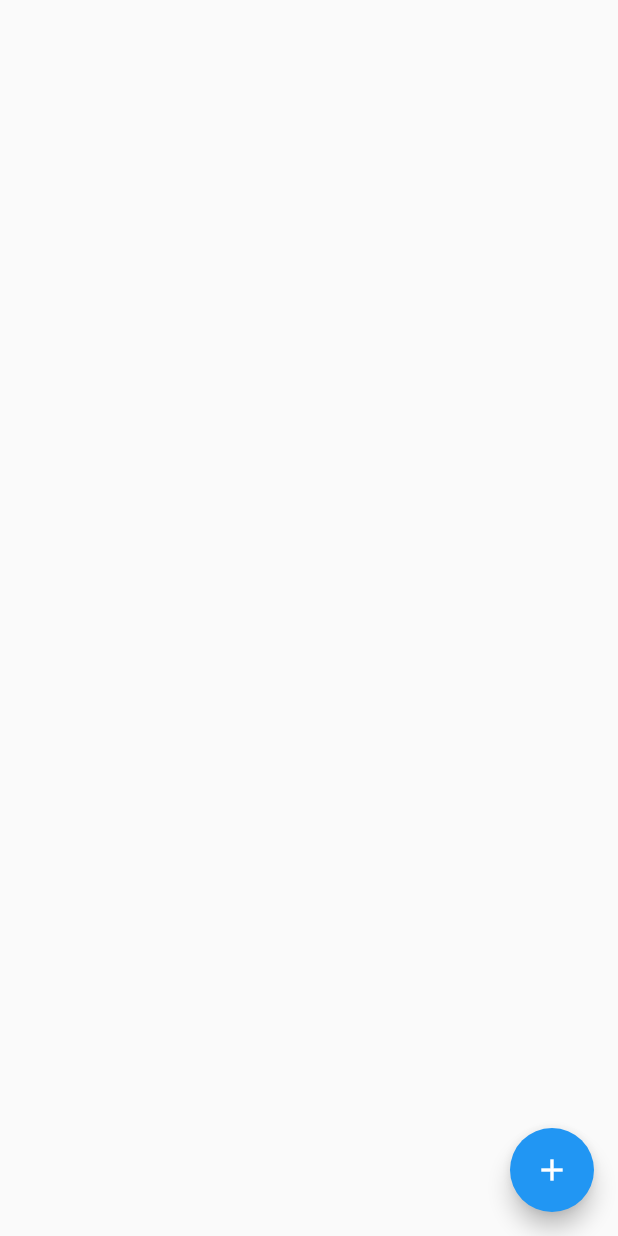
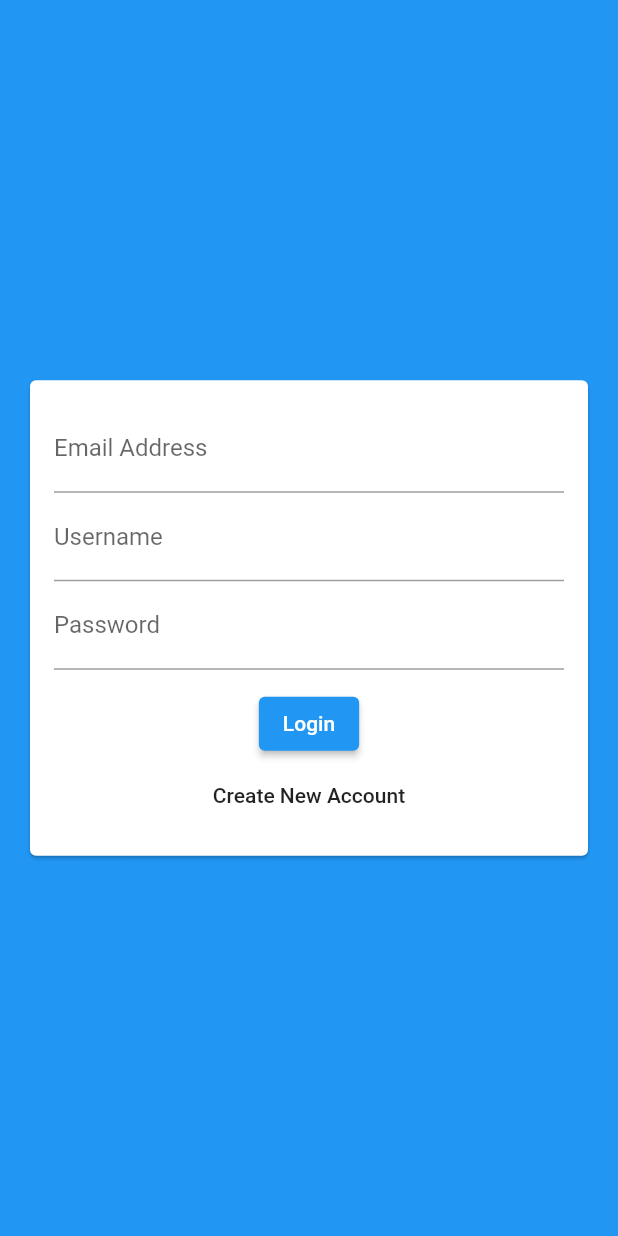
Before and after one commit to FrengkyG/learn-flutter, a Flutter app: the screen it shows after launch, on a phone screen of 412 x 824 dp. Run offline on Flutter 3.47's test engine with Material 2 defaults, Android fonts, the phone set to English and light mode, and no system bars; our stand-ins replace cached_network_image, cloud_firestore, dartz, equatable, firebase_core, flutter_local_notifications and 9 more; missing offline and left inert: android_alarm_manager_plus, app_settings; accounts and stored records are empty; generated files the repository leaves out were written again.

Commit message:
add: auth screen

```diff
--- a/Flutter The Complete Guide/06 Chat App/chat_app/lib/main.dart
+++ b/Flutter The Complete Guide/06 Chat App/chat_app/lib/main.dart
@@ -1,3 +1,4 @@
+import 'package:chat_app/screens/auth_screen.dart';
 import 'package:chat_app/screens/chat_screen.dart';
 import 'package:flutter/material.dart';
 import 'package:firebase_core/firebase_core.dart';
@@ -18,7 +19,7 @@ class MyApp extends StatelessWidget {
       theme: ThemeData(
         primarySwatch: Colors.blue,
       ),
-      home: const ChatScreen(),
+      home: const AuthScreen(),
     );
   }
 }
--- a/Flutter The Complete Guide/06 Chat App/chat_app/lib/screens/auth_screen.dart
+++ b/Flutter The Complete Guide/06 Chat App/chat_app/lib/screens/auth_screen.dart
@@ -0,0 +1,19 @@
+import 'package:chat_app/widgets/auth/auth_form.dart';
+import 'package:flutter/material.dart';
+
+class AuthScreen extends StatefulWidget {
+  const AuthScreen({Key? key}) : super(key: key);
+
+  @override
+  State<AuthScreen> createState() => _AuthScreenState();
+}
+
+class _AuthScreenState extends State<AuthScreen> {
+  @override
+  Widget build(BuildContext context) {
+    return Scaffold(
+      backgroundColor: Theme.of(context).primaryColor,
+      body: const AuthForm(),
+    );
+  }
+}
--- /dev/null
+++ b/Flutter The Complete Guide/06 Chat App/chat_app/lib/widgets/auth/auth_form.dart
@@ -0,0 +1,49 @@
+import 'package:flutter/material.dart';
+
+class AuthForm extends StatefulWidget {
+  const AuthForm({Key? key}) : super(key: key);
+
+  @override
+  State<AuthForm> createState() => _AuthFormState();
+}
+
+class _AuthFormState extends State<AuthForm> {
+  @override
+  Widget build(BuildContext context) {
+    return Center(
+      child: Card(
+        margin: const EdgeInsets.all(20),
+        child: SingleChildScrollView(
+          child: Padding(
+            padding: const EdgeInsets.all(16),
+            child: Form(
+              child: Column(
+                mainAxisSize: MainAxisSize.min,
+                children: [
+                  TextFormField(
+                    keyboardType: TextInputType.emailAddress,
+                    decoration:
+                        const InputDecoration(labelText: 'Email Address'),
+                  ),
+                  TextFormField(
+                    decoration: const InputDecoration(labelText: 'Username'),
+                  ),
+                  TextFormField(
+                    decoration: const InputDecoration(labelText: 'Password'),
+                    obscureText: true,
+                  ),
+                  const SizedBox(height: 12),
+                  ElevatedButton(onPressed: () {}, child: Text('Login')),
+                  MaterialButton(
+                    child: Text('Create New Account'),
+                    onPressed: () {},
+                  ),
+                ],
+              ),
+            ),
+          ),
+        ),
+      ),
+    );
+  }
+}
```
